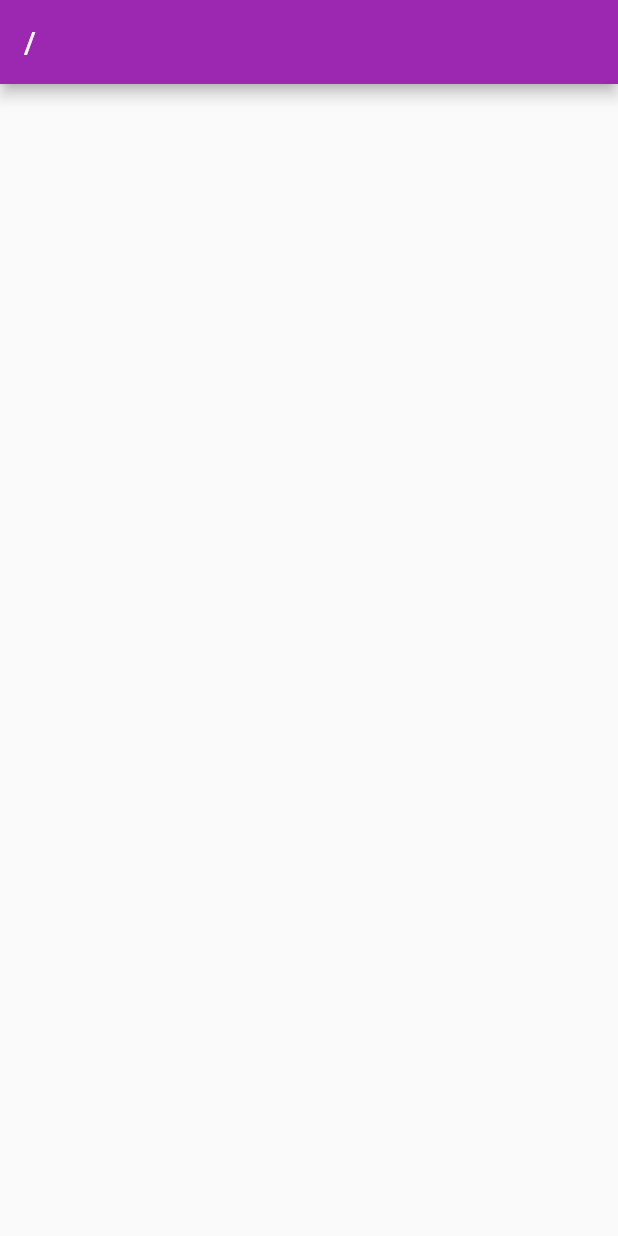
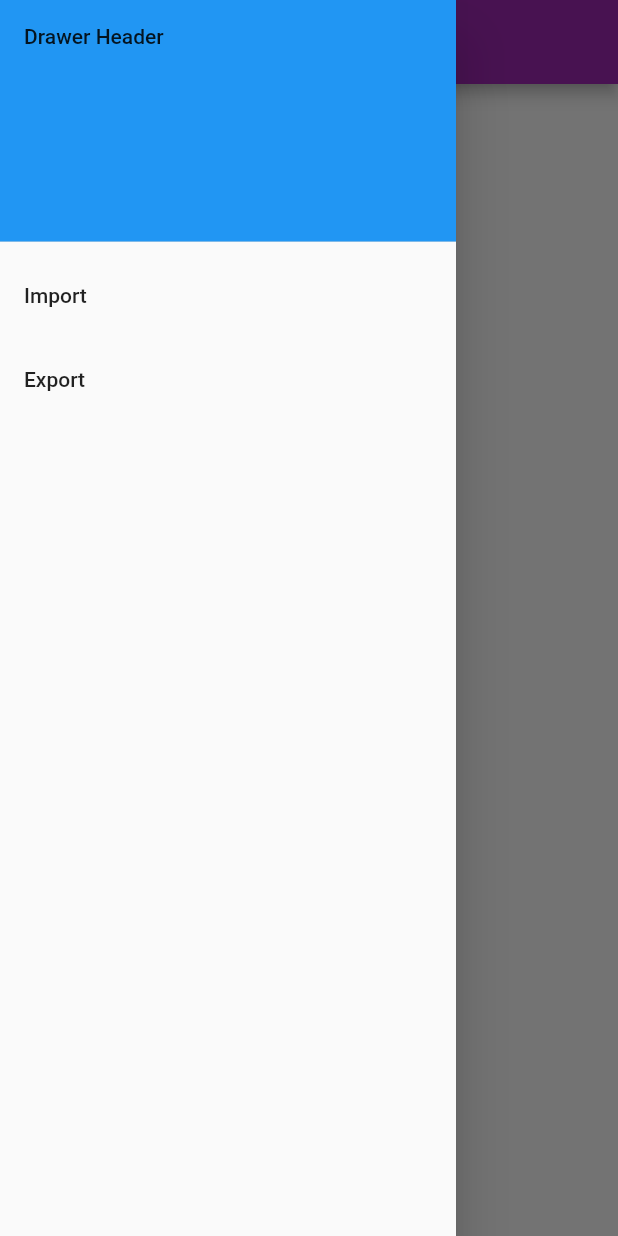
Before and after one commit to RohitSingh107/dirbook, a Flutter app: the screen it shows after launch, with the side drawer open (before the commit the screen has no drawer), on a phone screen of 412 x 824 dp. Run offline on Flutter 3.47's test engine with Material 2 defaults, Android fonts, the phone set to English and light mode, and no system bars; our stand-ins replace file_picker; missing offline and left inert: restart_app.

Commit message:
import feature complete

```diff
--- a/lib/mainPage/mainPage.dart
+++ b/lib/mainPage/mainPage.dart
@@ -1,6 +1,10 @@
+import 'package:dir_book/bookmarks/bookmarks.dart';
 import 'package:flutter/material.dart';
+import 'package:restart_app/restart_app.dart';
+import 'package:file_picker/file_picker.dart';
+import 'dart:io';
 
-class MainPage extends StatelessWidget {
+class MainPage extends StatefulWidget {
   Map<String, dynamic> bm;
   String parentRoot;
 
@@ -8,23 +12,60 @@ class MainPage extends StatelessWidget {
       : super(key: key);
 
   @override
+  State<MainPage> createState() => _MainPageState();
+}
+
+class _MainPageState extends State<MainPage> {
+  @override
   Widget build(BuildContext context) {
     return Scaffold(
       appBar: AppBar(
-        title: Text(parentRoot),
+        title: Text(widget.parentRoot),
       ),
       body: ListView.builder(
-        itemCount: bm.length,
+        itemCount: widget.bm.length,
         itemBuilder: (BuildContext context, int index) {
-          List<String> listOfItems = bm.keys.toList();
+          List<String> listOfItems = widget.bm.keys.toList();
 
-          bool check = bm[listOfItems[index]].runtimeType == String;
+          bool check = widget.bm[listOfItems[index]].runtimeType == String;
 
           return check
-              ? bookmarkTile(context, bm, listOfItems, index)
-              : directoryTile(context, bm, listOfItems, index);
+              ? bookmarkTile(context, widget.bm, listOfItems, index)
+              : directoryTile(context, widget.bm, listOfItems, index);
         },
       ),
+      drawer: Drawer(
+          child: ListView(
+        padding: EdgeInsets.zero,
+        children: [
+          const DrawerHeader(
+            decoration: BoxDecoration(
+              color: Colors.blue,
+            ),
+            child: Text('Drawer Header'),
+          ),
+          ListTile(
+            title: const Text('Import'),
+            onTap: () async {
+              bool sucess = await BookMarkStorage().importData();
+              if (sucess) {
+                Restart.restartApp();
+              } else {
+                await importFailedDialog(
+                    context); // This might cause issues ----------------------------------------------------------------------------------
+              }
+            },
+          ),
+          ListTile(
+            title: const Text('Export'),
+            onTap: () async {
+              // ------------------------------------------------------------------------
+
+              // ------------------------------------------------------------------------
+            },
+          ),
+        ],
+      )),
     );
   }
 }
@@ -57,3 +98,25 @@ ListTile bookmarkTile(BuildContext context, Map<String, dynamic> bm,
     subtitle: Text(bm[listOfItems[index]].toString()),
   );
 }
+
+Future<dynamic> importFailedDialog(BuildContext context) {
+  return showDialog(
+    context: context,
+    builder: (ctx) => AlertDialog(
+      title: const Text("Import Failed"),
+      content: const Text("Please select a valid json file"),
+      actions: <Widget>[
+        TextButton(
+          onPressed: () {
+            Navigator.of(ctx).pop();
+          },
+          child: Container(
+            color: Colors.green,
+            padding: const EdgeInsets.all(14),
+            child: const Text("okay"),
+          ),
+        ),
+      ],
+    ),
+  );
+}
--- a/pubspec.yaml
+++ b/pubspec.yaml
@@ -35,6 +35,8 @@ dependencies:
   # Use with the CupertinoIcons class for iOS style icons.
   cupertino_icons: ^1.0.2
   path_provider: ^2.0.11
+  file_picker: ^3.0.4
+  restart_app: ^1.1.0+1
 
 dev_dependencies:
   flutter_test:
```
Also changed, not shown: lib/bookmarks/bookmarks.dart (+33 -2 lines), pubspec.lock.
